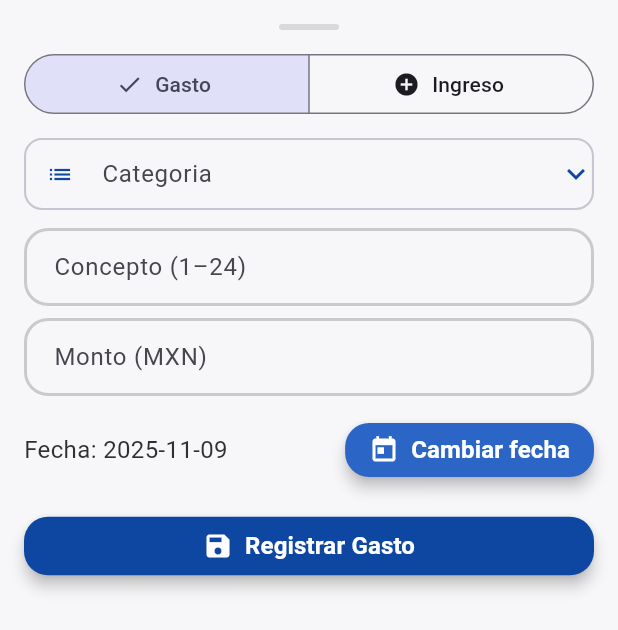
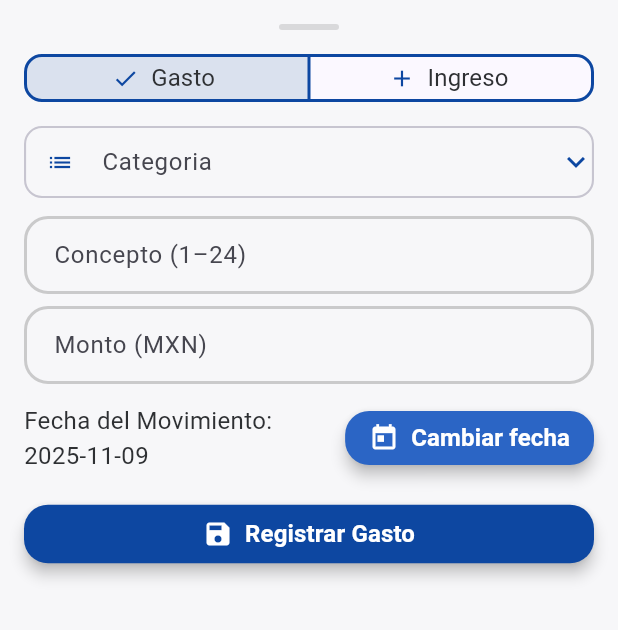
Before and after one commit to MartinCabrera137/McCargoQuinTest, a Flutter app: the AddTxSheet widget shown alone on an empty page, opened directly, on a phone screen of 412 x 824 dp. Shown: the top 630 px of the screen. Run offline on Flutter 3.47's test engine with Material 3 defaults, Android fonts, the phone set to English and light mode, and no system bars; drawn by our look-alikes of nb_utils; our stand-ins replace flutter_riverpod, go_router.

Commit message:
"Formato para el selector de typo"

```diff
--- a/lib/features/transactions/presentation/widgets/add_tx_sheet.dart
+++ b/lib/features/transactions/presentation/widgets/add_tx_sheet.dart
@@ -79,9 +79,35 @@ class _AddTxSheetState extends State<AddTxSheet> {
                     children: [
                       Expanded(
                         child: SegmentedButton<TxType>(
-                          segments: const [
-                            ButtonSegment(value: TxType.expense, icon: Icon(Icons.remove_circle), label: Text('Gasto')),
-                            ButtonSegment(value: TxType.income, icon: Icon(Icons.add_circle), label: Text('Ingreso')),
+                          style: ButtonStyle(
+                            shape: WidgetStatePropertyAll(RoundedRectangleBorder(borderRadius: BorderRadius.circular(12))),
+                            side: WidgetStateProperty.resolveWith<BorderSide>((states) {
+                              final cs = Theme.of(context).colorScheme;
+                              final focusedOrSelected = states.contains(WidgetState.selected) || states.contains(WidgetState.focused);
+                              return BorderSide(color: focusedOrSelected ? AppCustomColors.primaryBlue : cs.outlineVariant, width: focusedOrSelected ? 2 : 1.4);
+                            }),
+                            backgroundColor: WidgetStateProperty.resolveWith<Color?>((states) {
+                              final cs = Theme.of(context).colorScheme;
+                              return states.contains(WidgetState.selected) ? AppCustomColors.primaryBlue.withAlpha(32) : cs.surface;
+                            }),
+                            foregroundColor: WidgetStateProperty.resolveWith<Color?>((states) {
+                              final cs = Theme.of(context).colorScheme;
+                              return states.contains(WidgetState.selected) ? AppCustomColors.primaryBlue : cs.onSurfaceVariant;
+                            }),
+                            padding: const WidgetStatePropertyAll(EdgeInsets.symmetric(horizontal: 12, vertical: 10)),
+                            visualDensity: VisualDensity.compact,
+                          ),
+                          segments: [
+                            ButtonSegment(
+                              value: TxType.expense,
+                              icon: Icon(Icons.remove_circle, color: AppCustomColors.primaryBlue),
+                              label: Text('Gasto', style: primaryTextStyle()),
+                            ),
+                            ButtonSegment(
+                              value: TxType.income,
+                              icon: Icon(Icons.add, color: AppCustomColors.primaryBlue),
+                              label: Text('Ingreso', style: primaryTextStyle()),
+                            ),
                           ],
                           selected: {_type},
                           onSelectionChanged: (s) => setState(() => _type = s.first),
@@ -95,15 +121,8 @@ class _AddTxSheetState extends State<AddTxSheet> {
                     DropdownButtonFormField<String>(
                       initialValue: _categoryId,
                       //
-                      decoration: dropListDecorator(
-                        context,
-                        label: 'Categoria',
-                        prefixIcon: Icons.list,
-                      ),
-                      icon: Icon(
-                          Icons.expand_more,
-                          color: AppCustomColors.primaryBlue
-                      ),
+                      decoration: dropListDecorator(context, label: 'Categoria', prefixIcon: Icons.list),
+                      icon: Icon(Icons.expand_more, color: AppCustomColors.primaryBlue),
                       borderRadius: BorderRadius.circular(16),
                       dropdownColor: Theme.of(context).colorScheme.surface,
                       items: categories.map((c) => DropdownMenuItem(value: c.id, child: Text(c.name))).toList(),
@@ -139,7 +158,7 @@ class _AddTxSheetState extends State<AddTxSheet> {
 
                   Row(
                     children: [
-                      Expanded(child: Text('Fecha: ${_date.toLocal().toString().split(' ').first}', style: primaryTextStyle())),
+                      Expanded(child: Text('Fecha del Movimiento: ${_date.toLocal().toString().split(' ').first}', style: primaryTextStyle())),
                       AppButton(
                         color: AppCustomColors.primaryBlueWithAlpha,
                         shapeBorder: RoundedRectangleBorder(borderRadius: BorderRadius.circular(16)),
```
